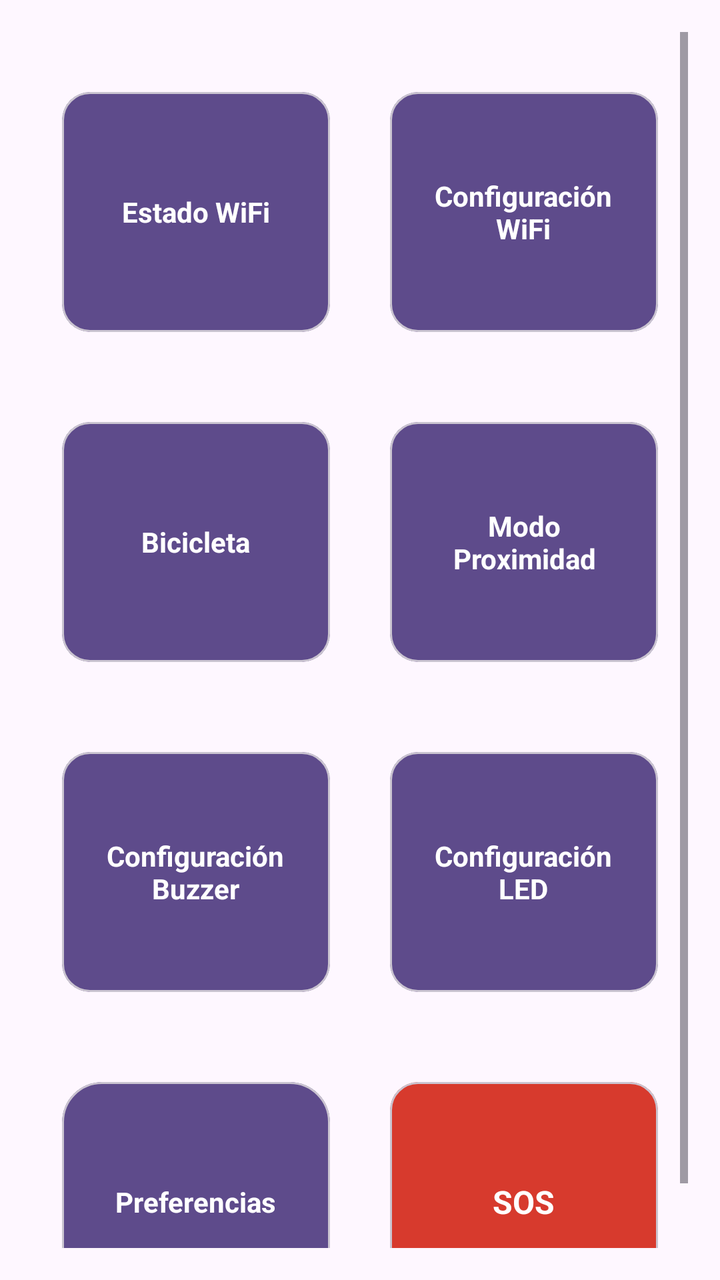
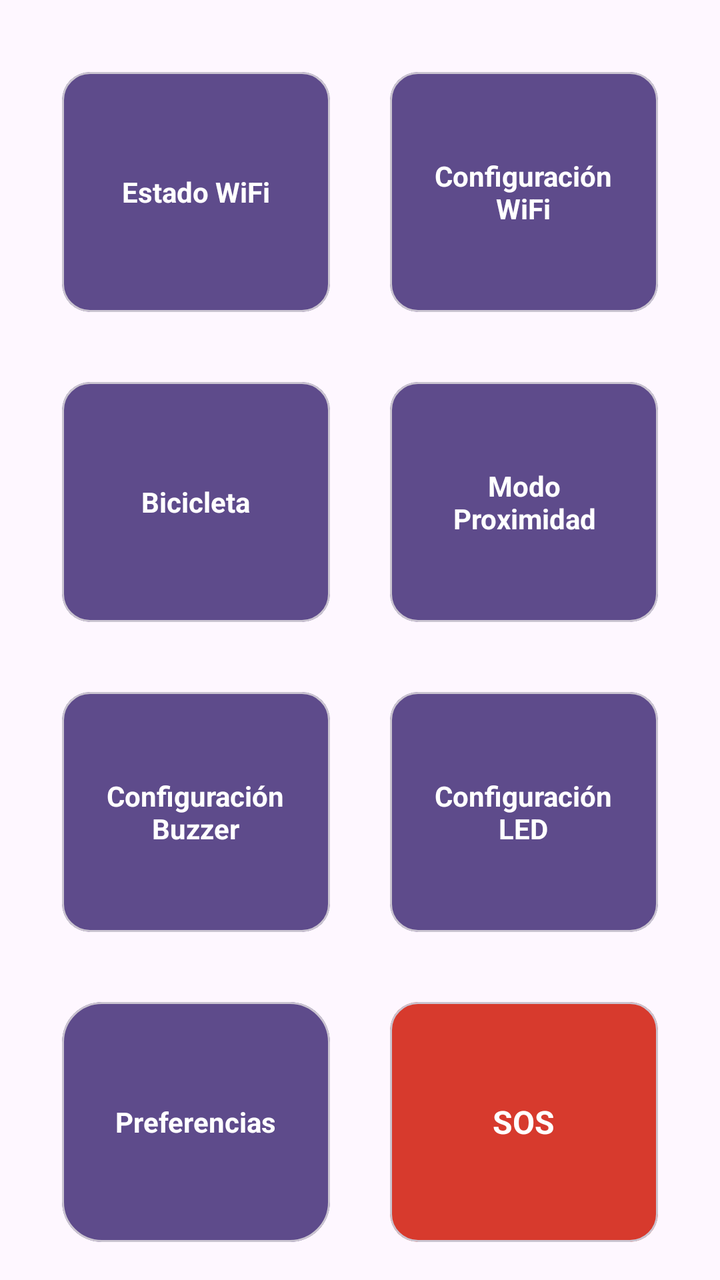

An Android layout rendered at two revisions. The XML below is the earlier revision; the diff shows what the commit changed to produce the second picture.
<!-- AndroidManifest.xml: application theme Theme.BikeLight -->
<!-- res/layout/fragment_home_dashboard.xml -->
<?xml version="1.0" encoding="utf-8"?>
<ScrollView xmlns:android="http://schemas.android.com/apk/res/android"
    xmlns:app="http://schemas.android.com/apk/res-auto"
    android:layout_width="match_parent"
    android:layout_height="match_parent"
    android:padding="16dp"
    android:fillViewport="true">

    <GridLayout
        android:layout_width="match_parent"
        android:layout_height="wrap_content"
        android:columnCount="2"
        android:alignmentMode="alignMargins"
        android:columnOrderPreserved="false">

        
        <com.google.android.material.card.MaterialCardView
            android:id="@+id/cardEstadoWifi"
            android:layout_width="0dp"
            android:layout_height="120dp"
            android:layout_columnWeight="1"
            android:layout_margin="15dp"
            android:layout_marginTop="30dp"
            app:cardCornerRadius="14dp"
            app:cardBackgroundColor="@color/bikelight_card">
            <TextView
                android:layout_width="wrap_content"
                android:layout_height="wrap_content"
                android:layout_gravity="center"
                android:text="Estado WiFi"
                android:textColor="@color/white"
                android:textStyle="bold"
                android:textSize="14sp" />
        </com.google.android.material.card.MaterialCardView>

        
        <com.google.android.material.card.MaterialCardView
            android:id="@+id/cardConfigWifi"
            android:layout_width="0dp"
            android:layout_height="120dp"
            android:layout_columnWeight="1"
            android:layout_margin="15dp"
            android:layout_marginTop="30dp"
            app:cardCornerRadius="14dp"
            app:cardBackgroundColor="@color/bikelight_card">
            <TextView
                android:layout_width="wrap_content"
                android:layout_height="wrap_content"
                android:layout_gravity="center"
                android:gravity="center"
                android:text="Configuración\nWiFi"
                android:textColor="@color/white"
                android:textStyle="bold"
                android:textSize="14sp" />
        </com.google.android.material.card.MaterialCardView>

        
        <com.google.android.material.card.MaterialCardView
            android:id="@+id/cardBicicleta"
            android:layout_width="0dp"
            android:layout_height="120dp"
            android:layout_columnWeight="1"
            android:layout_margin="15dp"
            android:layout_marginTop="30dp"
            app:cardCornerRadius="14dp"
            app:cardBackgroundColor="@color/bikelight_card">
            <TextView
                android:layout_width="wrap_content"
                android:layout_height="wrap_content"
                android:layout_gravity="center"
                android:text="Bicicleta"
                android:textColor="@color/white"
                android:textStyle="bold"
                android:textSize="14sp" />
        </com.google.android.material.card.MaterialCardView>

        
        <com.google.android.material.card.MaterialCardView
            android:id="@+id/cardModoProximidad"
            android:layout_width="0dp"
            android:layout_height="120dp"
            android:layout_columnWeight="1"
            android:layout_margin="15dp"
            android:layout_marginTop="30dp"
            app:cardCornerRadius="14dp"
            app:cardBackgroundColor="@color/bikelight_card">
            <TextView
                android:layout_width="wrap_content"
                android:layout_height="wrap_content"
                android:layout_gravity="center"
                android:gravity="center"
                android:text="Modo\nProximidad"
                android:textColor="@color/white"
                android:textStyle="bold"
                android:textSize="14sp" />
        </com.google.android.material.card.MaterialCardView>

        
        <com.google.android.material.card.MaterialCardView
            android:id="@+id/cardConfigBuzzer"
            android:layout_width="0dp"
            android:layout_height="120dp"
            android:layout_columnWeight="1"
            android:layout_margin="15dp"
            android:layout_marginTop="30dp"
            app:cardCornerRadius="14dp"
            app:cardBackgroundColor="@color/bikelight_card">
            <TextView
                android:layout_width="wrap_content"
                android:layout_height="wrap_content"
                android:layout_gravity="center"
                android:gravity="center"
                android:text="Configuración\nBuzzer"
                android:textColor="@color/white"
                android:textStyle="bold"
                android:textSize="14sp" />
        </com.google.android.material.card.MaterialCardView>

        
        <com.google.android.material.card.MaterialCardView
            android:id="@+id/cardConfigLed"
            android:layout_width="0dp"
            android:layout_height="120dp"
            android:layout_columnWeight="1"
            android:layout_margin="15dp"
            android:layout_marginTop="30dp"
            app:cardCornerRadius="14dp"
            app:cardBackgroundColor="@color/bikelight_card">
            <TextView
                android:layout_width="wrap_content"
                android:layout_height="wrap_content"
                android:layout_gravity="center"
                android:gravity="center"
                android:text="Configuración\nLED"
                android:textColor="@color/white"
                android:textStyle="bold"
                android:textSize="14sp" />
        </com.google.android.material.card.MaterialCardView>

        
        <com.google.android.material.card.MaterialCardView
            android:id="@+id/cardPreferencias"
            android:layout_width="0dp"
            android:layout_height="120dp"
            android:layout_columnWeight="1"
            android:layout_margin="15dp"
            android:layout_marginTop="30dp"
            app:cardCornerRadius="20dp"
            app:cardBackgroundColor="@color/bikelight_card">
            <TextView
                android:layout_width="wrap_content"
                android:layout_height="wrap_content"
                android:layout_gravity="center"
                android:text="Preferencias"
                android:textColor="@color/white"
                android:textStyle="bold"
                android:textSize="14sp" />
        </com.google.android.material.card.MaterialCardView>

        
        <com.google.android.material.card.MaterialCardView
            android:id="@+id/cardContactoEmergencia"
            android:layout_width="0dp"
            android:layout_height="120dp"
            android:layout_columnWeight="1"
            android:layout_margin="15dp"
            android:layout_marginTop="30dp"
            app:cardCornerRadius="14dp"
            app:cardBackgroundColor="@color/bikelight_sos">
            <TextView
                android:layout_width="wrap_content"
                android:layout_height="wrap_content"
                android:layout_gravity="center"
                android:text="SOS"
                android:textColor="@color/white"
                android:textStyle="bold"
                android:textSize="16sp" />
        </com.google.android.material.card.MaterialCardView>
    </GridLayout>
</ScrollView>
<!-- resources referenced by this layout -->
<resources>
  <color name="bikelight_card">#5E4B8B</color>
  <color name="bikelight_sos">#d73a2d</color>
  <color name="white">#FFFFFF</color>
  <style name="Theme.BikeLight" parent="Base.Theme.BikeLight" />
  <style name="Base.Theme.BikeLight" parent="Theme.Material3.DayNight.NoActionBar">
          
          
      </style>
</resources>

<!-- the commit's change to res/layout/fragment_home_dashboard.xml (unified diff, before → after) -->
@@ -20,7 +20,7 @@
             android:layout_height="120dp"
             android:layout_columnWeight="1"
             android:layout_margin="15dp"
-            android:layout_marginTop="30dp"
+            android:layout_marginTop="20dp"
             app:cardCornerRadius="14dp"
             app:cardBackgroundColor="@color/bikelight_card">
             <TextView
@@ -40,7 +40,7 @@
             android:layout_height="120dp"
             android:layout_columnWeight="1"
             android:layout_margin="15dp"
-            android:layout_marginTop="30dp"
+            android:layout_marginTop="20dp"
             app:cardCornerRadius="14dp"
             app:cardBackgroundColor="@color/bikelight_card">
             <TextView
@@ -61,7 +61,7 @@
             android:layout_height="120dp"
             android:layout_columnWeight="1"
             android:layout_margin="15dp"
-            android:layout_marginTop="30dp"
+            android:layout_marginTop="20dp"
             app:cardCornerRadius="14dp"
             app:cardBackgroundColor="@color/bikelight_card">
             <TextView
@@ -81,7 +81,7 @@
             android:layout_height="120dp"
             android:layout_columnWeight="1"
             android:layout_margin="15dp"
-            android:layout_marginTop="30dp"
+            android:layout_marginTop="20dp"
             app:cardCornerRadius="14dp"
             app:cardBackgroundColor="@color/bikelight_card">
             <TextView
@@ -102,7 +102,7 @@
             android:layout_height="120dp"
             android:layout_columnWeight="1"
             android:layout_margin="15dp"
-            android:layout_marginTop="30dp"
+            android:layout_marginTop="20dp"
             app:cardCornerRadius="14dp"
             app:cardBackgroundColor="@color/bikelight_card">
             <TextView
@@ -123,7 +123,7 @@
             android:layout_height="120dp"
             android:layout_columnWeight="1"
             android:layout_margin="15dp"
-            android:layout_marginTop="30dp"
+            android:layout_marginTop="20dp"
             app:cardCornerRadius="14dp"
             app:cardBackgroundColor="@color/bikelight_card">
             <TextView
@@ -144,7 +144,7 @@
             android:layout_height="120dp"
             android:layout_columnWeight="1"
             android:layout_margin="15dp"
-            android:layout_marginTop="30dp"
+            android:layout_marginTop="20dp"
             app:cardCornerRadius="20dp"
             app:cardBackgroundColor="@color/bikelight_card">
             <TextView
@@ -164,7 +164,7 @@
             android:layout_height="120dp"
             android:layout_columnWeight="1"
             android:layout_margin="15dp"
-            android:layout_marginTop="30dp"
+            android:layout_marginTop="20dp"
             app:cardCornerRadius="14dp"
             app:cardBackgroundColor="@color/bikelight_sos">
             <TextView
